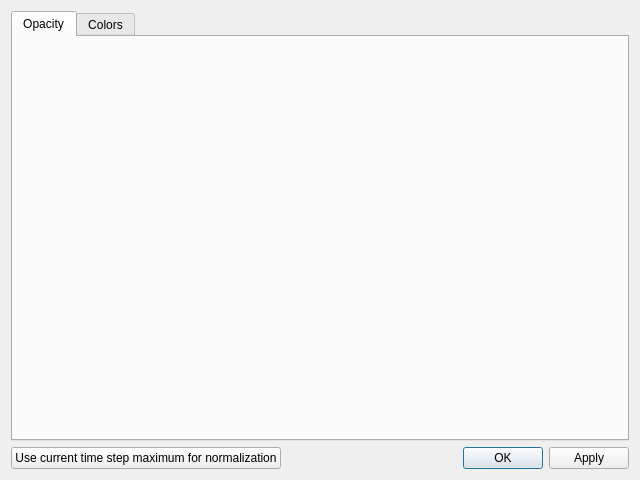
Qt form VisualPIC/Views/editVolumeVTKWindow.ui (AngelFP/VisualPIC) before a commit.
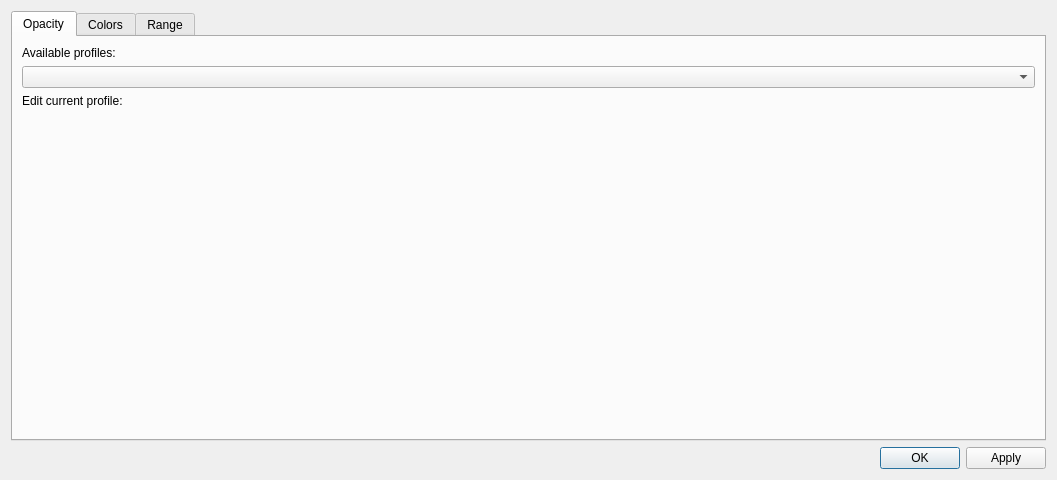
The same form after that commit.

The edit to the form file:
```diff
--- a/VisualPIC/Views/editVolumeVTKWindow.ui
+++ b/VisualPIC/Views/editVolumeVTKWindow.ui
@@ -6,7 +6,7 @@
    <rect>
     <x>0</x>
     <y>0</y>
-    <width>640</width>
+    <width>1057</width>
     <height>480</height>
    </rect>
   </property>
@@ -24,6 +24,35 @@
        <string>Opacity</string>
       </attribute>
       <layout class="QVBoxLayout" name="verticalLayout_2">
+       <item>
+        <widget class="QLabel" name="label_3">
+         <property name="sizePolicy">
+          <sizepolicy hsizetype="Preferred" vsizetype="Maximum">
+           <horstretch>0</horstretch>
+           <verstretch>0</verstretch>
+          </sizepolicy>
+         </property>
+         <property name="text">
+          <string>Available profiles:</string>
+         </property>
+        </widget>
+       </item>
+       <item>
+        <widget class="QComboBox" name="opacity_comboBox"/>
+       </item>
+       <item>
+        <widget class="QLabel" name="label_4">
+         <property name="sizePolicy">
+          <sizepolicy hsizetype="Preferred" vsizetype="Maximum">
+           <horstretch>0</horstretch>
+           <verstretch>0</verstretch>
+          </sizepolicy>
+         </property>
+         <property name="text">
+          <string>Edit current profile:</string>
+         </property>
+        </widget>
+       </item>
        <item>
         <widget class="QWidget" name="opacityWidget" native="true">
          <layout class="QHBoxLayout" name="opacityWidgetLayout"/>
@@ -40,6 +69,31 @@
         <widget class="QComboBox" name="colorMap_comboBox"/>
        </item>
        <item>
+        <widget class="QLabel" name="label_6">
+         <property name="sizePolicy">
+          <sizepolicy hsizetype="Preferred" vsizetype="Maximum">
+           <horstretch>0</horstretch>
+           <verstretch>0</verstretch>
+          </sizepolicy>
+         </property>
+         <property name="text">
+          <string>Edit current colormap:</string>
+         </property>
+        </widget>
+       </item>
+       <item>
+        <widget class="QWidget" name="colorsWidget" native="true">
+         <layout class="QHBoxLayout" name="colorsWidgetLayout"/>
+        </widget>
+       </item>
+      </layout>
+     </widget>
+     <widget class="QWidget" name="tab">
+      <attribute name="title">
+       <string>Range</string>
+      </attribute>
+      <layout class="QVBoxLayout" name="verticalLayout_4">
+       <item>
         <layout class="QHBoxLayout" name="horizontalLayout_2">
          <item>
           <widget class="QLabel" name="label">
@@ -71,8 +125,10 @@
         </layout>
        </item>
        <item>
-        <widget class="QWidget" name="colorsWidget" native="true">
-         <layout class="QHBoxLayout" name="colorsWidgetLayout"/>
+        <widget class="QPushButton" name="normalizationButton">
+         <property name="text">
+          <string>Use current time step maximum for normalization</string>
+         </property>
         </widget>
        </item>
       </layout>
@@ -81,13 +137,6 @@
    </item>
    <item>
     <layout class="QHBoxLayout" name="horizontalLayout">
-     <item>
-      <widget class="QPushButton" name="normalizationButton">
-       <property name="text">
-        <string>Use current time step maximum for normalization</string>
-       </property>
-      </widget>
-     </item>
      <item>
       <widget class="QDialogButtonBox" name="buttonBox">
        <property name="orientation">
```
Left out of the diff: 13 changed lines with no effect on the pictures.
